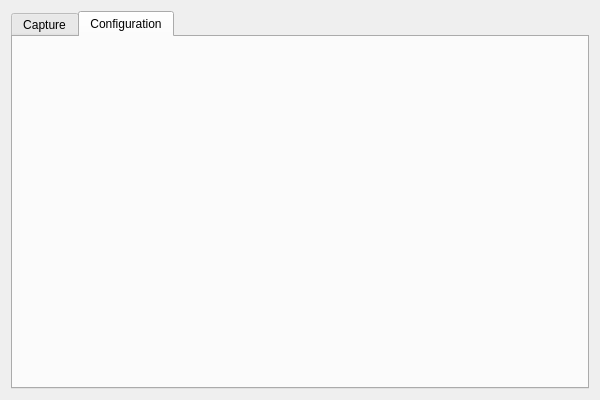
First picture: the form in ui/main_window.ui, repository wuxiang3000/Qsniffer, before the edit.
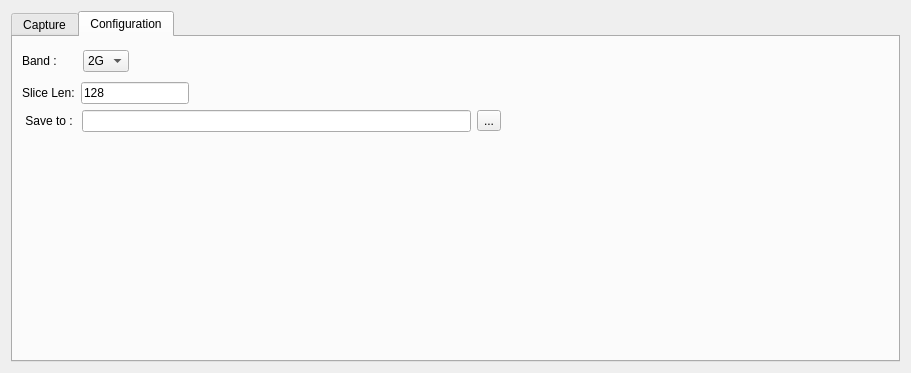
Second picture: the form after the edit. The open tabs and pages were chosen to show the change.

Patch:
```diff
--- a/ui/main_window.ui
+++ b/ui/main_window.ui
@@ -6,16 +6,22 @@
    <rect>
     <x>0</x>
     <y>0</y>
-    <width>600</width>
-    <height>400</height>
+    <width>782</width>
+    <height>373</height>
    </rect>
   </property>
   <property name="windowTitle">
    <string>Widget</string>
   </property>
-  <layout class="QHBoxLayout" name="horizontalLayout">
+  <layout class="QVBoxLayout" name="verticalLayout_7">
    <item>
     <widget class="QTabWidget" name="tabWidget">
+     <property name="sizePolicy">
+      <sizepolicy hsizetype="Minimum" vsizetype="Expanding">
+       <horstretch>0</horstretch>
+       <verstretch>0</verstretch>
+      </sizepolicy>
+     </property>
      <property name="currentIndex">
       <number>0</number>
      </property>
@@ -93,6 +99,129 @@
       <attribute name="title">
        <string>Configuration</string>
       </attribute>
+      <layout class="QVBoxLayout" name="verticalLayout_6">
+       <item>
+        <layout class="QHBoxLayout" name="horizontalLayout_4">
+         <item>
+          <widget class="QLabel" name="label_2">
+           <property name="text">
+            <string>Band :      </string>
+           </property>
+          </widget>
+         </item>
+         <item>
+          <widget class="QComboBox" name="comboBox">
+           <item>
+            <property name="text">
+             <string>2G</string>
+            </property>
+           </item>
+           <item>
+            <property name="text">
+             <string>5G</string>
+            </property>
+           </item>
+           <item>
+            <property name="text">
+             <string>6G</string>
+            </property>
+           </item>
+          </widget>
+         </item>
+         <item>
+          <spacer name="horizontalSpacer">
+           <property name="orientation">
+            <enum>Qt::Horizontal</enum>
+           </property>
+           <property name="sizeHint" stdset="0">
+            <size>
+             <width>400</width>
+             <height>30</height>
+            </size>
+           </property>
+          </spacer>
+         </item>
+        </layout>
+       </item>
+       <item>
+        <layout class="QHBoxLayout" name="horizontalLayout_5">
+         <item>
+          <widget class="QLabel" name="label_3">
+           <property name="text">
+            <string>Slice Len:</string>
+           </property>
+          </widget>
+         </item>
+         <item>
+          <widget class="QLineEdit" name="lineEdit">
+           <property name="text">
+            <string>128</string>
+           </property>
+          </widget>
+         </item>
+         <item>
+          <spacer name="horizontalSpacer_2">
+           <property name="orientation">
+            <enum>Qt::Horizontal</enum>
+           </property>
+           <property name="sizeHint" stdset="0">
+            <size>
+             <width>700</width>
+             <height>20</height>
+            </size>
+           </property>
+          </spacer>
+         </item>
+        </layout>
+       </item>
+       <item>
+        <layout class="QHBoxLayout" name="horizontalLayout_6">
+         <item>
+          <widget class="QLabel" name="label_4">
+           <property name="text">
+            <string> Save to : </string>
+           </property>
+          </widget>
+         </item>
+         <item>
+          <widget class="QLineEdit" name="lineEdit_2"/>
+         </item>
+         <item>
+          <widget class="QToolButton" name="btn_browser">
+           <property name="text">
+            <string>...</string>
+           </property>
+          </widget>
+         </item>
+         <item>
+          <spacer name="horizontalSpacer_3">
+           <property name="orientation">
+            <enum>Qt::Horizontal</enum>
+           </property>
+           <property name="sizeHint" stdset="0">
+            <size>
+             <width>40</width>
+             <height>20</height>
+            </size>
+           </property>
+          </spacer>
+         </item>
+        </layout>
+       </item>
+       <item>
+        <spacer name="verticalSpacer">
+         <property name="orientation">
+          <enum>Qt::Vertical</enum>
+         </property>
+         <property name="sizeHint" stdset="0">
+          <size>
+           <width>20</width>
+           <height>202</height>
+          </size>
+         </property>
+        </spacer>
+       </item>
+      </layout>
      </widget>
     </widget>
    </item>
```
Left out of the diff: 64 changed lines with no effect on the pictures.
